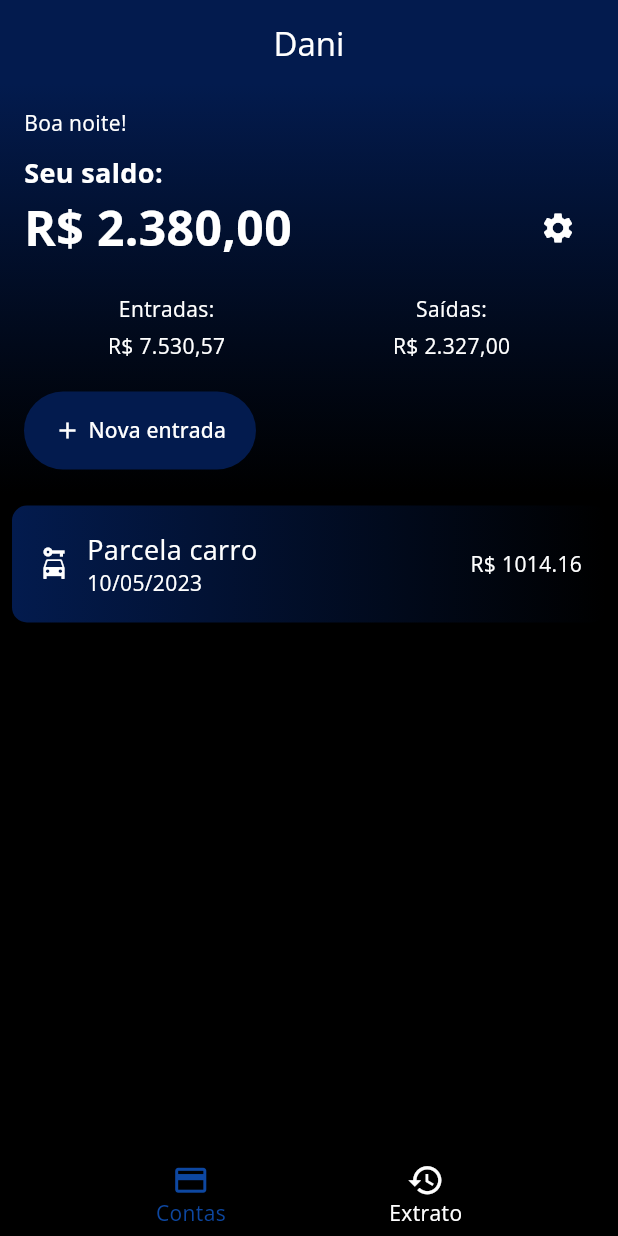
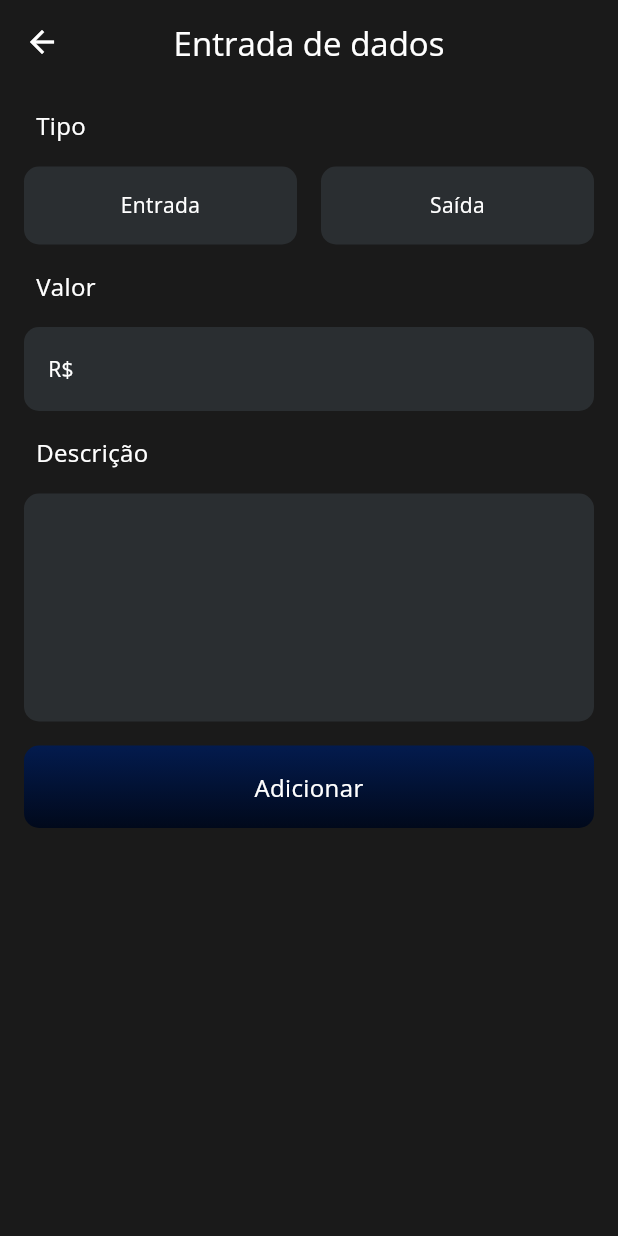
Before and after one commit to JoshGodoyyy/Dani, a Flutter app: the screen it shows after launch, after a tap on "Nova entrada", on a phone screen of 412 x 824 dp. Run offline on Flutter 3.47's test engine with Material 2 defaults, Android fonts, the phone set to English and light mode, and no system bars; drawn by our look-alikes of flutter_slidable.

Commit message:
Criacao tela de cadastro de dados

```diff
--- a/lib/app/core/ui/styles/colors_app.dart
+++ b/lib/app/core/ui/styles/colors_app.dart
@@ -12,5 +12,6 @@ class ColorsApp {
 
   Color get startColor => const Color(0xff031b4e);
   Color get endColor => const Color(0xff01091b);
+  Color get backgroundColor => const Color(0xff1a1a1a);
   Color get primaryColor => const Color(0xff2a2e31);
 }
--- a/lib/app/core/ui/theme/theme_config.dart
+++ b/lib/app/core/ui/theme/theme_config.dart
@@ -6,6 +6,12 @@ class ThemeConfig {
 
   static final theme = ThemeData(
     primaryColor: ColorsApp.instance.primaryColor,
+    scaffoldBackgroundColor: ColorsApp.instance.backgroundColor,
+    appBarTheme: AppBarTheme(
+      color: ColorsApp.instance.backgroundColor,
+      iconTheme: const IconThemeData(color: Colors.white),
+      centerTitle: true,
+    ),
     useMaterial3: true,
   );
 }
--- a/lib/app/core/ui/widgets/balance.dart
+++ b/lib/app/core/ui/widgets/balance.dart
@@ -3,7 +3,11 @@ import 'package:dani/app/core/ui/styles/text_styles.dart';
 import 'package:flutter/material.dart';
 
 class BalanceWidget extends StatefulWidget {
-  const BalanceWidget({super.key});
+  final Function() onTap;
+  const BalanceWidget({
+    super.key,
+    required this.onTap,
+  });
 
   @override
   State<BalanceWidget> createState() => _BalanceWidgetState();
@@ -91,7 +95,7 @@ class _BalanceWidgetState extends State<BalanceWidget> {
               height: 20,
             ),
             TextButton(
-              onPressed: () {},
+              onPressed: widget.onTap,
               style: ElevatedButton.styleFrom(
                 backgroundColor: ColorsApp.instance.startColor,
               ),
--- /dev/null
+++ b/lib/app/core/ui/widgets/build_text_field.dart
@@ -0,0 +1,59 @@
+import 'package:flutter/material.dart';
+
+import '../styles/colors_app.dart';
+import '../styles/text_styles.dart';
+
+class BuildTextFormField extends StatelessWidget {
+  final String title;
+  final Widget? prefix;
+  final TextEditingController controller;
+  final int lines;
+
+  const BuildTextFormField({
+    super.key,
+    required this.title,
+    required this.prefix,
+    required this.controller,
+    required this.lines,
+  });
+
+  @override
+  Widget build(BuildContext context) {
+    return Column(
+      crossAxisAlignment: CrossAxisAlignment.start,
+      children: [
+        Padding(
+          padding: const EdgeInsets.symmetric(horizontal: 8),
+          child: Text(
+            title,
+            style: TextStyles.instance.textRegular.copyWith(
+              fontSize: 16,
+            ),
+          ),
+        ),
+        const SizedBox(height: 16),
+        Container(
+          decoration: BoxDecoration(
+            color: ColorsApp.instance.primaryColor,
+            borderRadius: const BorderRadius.all(
+              Radius.circular(10),
+            ),
+          ),
+          child: Padding(
+            padding: const EdgeInsets.symmetric(horizontal: 16.0),
+            child: TextFormField(
+              controller: controller,
+              maxLines: lines,
+              style: TextStyles.instance.textRegular,
+              decoration: InputDecoration(
+                icon: prefix,
+                border: const OutlineInputBorder(borderSide: BorderSide.none),
+              ),
+            ),
+          ),
+        ),
+        const SizedBox(height: 16)
+      ],
+    );
+  }
+}
--- /dev/null
+++ b/lib/app/core/ui/widgets/type_payment_widget.dart
@@ -0,0 +1,47 @@
+import 'package:flutter/material.dart';
+
+import '../styles/colors_app.dart';
+import '../styles/text_styles.dart';
+
+class TypePaymentWidget extends StatelessWidget {
+  final String label;
+  final Function() onTap;
+  final bool isSelected;
+
+  const TypePaymentWidget({
+    super.key,
+    required this.label,
+    required this.onTap,
+    required this.isSelected,
+  });
+
+  @override
+  Widget build(BuildContext context) {
+    return Expanded(
+      child: InkWell(
+        onTap: onTap,
+        borderRadius: const BorderRadius.all(
+          Radius.circular(10),
+        ),
+        child: Container(
+          decoration: BoxDecoration(
+            color: isSelected
+                ? ColorsApp.instance.backgroundColor
+                : ColorsApp.instance.primaryColor,
+            borderRadius: const BorderRadius.all(
+              Radius.circular(10),
+            ),
+          ),
+          child: Padding(
+            padding: const EdgeInsets.all(16),
+            child: Text(
+              label,
+              textAlign: TextAlign.center,
+              style: TextStyles.instance.textRegular,
+            ),
+          ),
+        ),
+      ),
+    );
+  }
+}
--- a/lib/pages/home_page/home_page.dart
+++ b/lib/pages/home_page/home_page.dart
@@ -1,6 +1,7 @@
 import 'package:dani/app/core/ui/widgets/balance.dart';
 import 'package:dani/app/core/ui/widgets/custom_app_bar.dart';
 import 'package:dani/app/core/ui/widgets/list_bills.dart';
+import 'package:dani/pages/new_payment/new_payment.dart';
 import 'package:flutter/material.dart';
 
 import '../../app/core/ui/widgets/icon_bottom_app_bar.dart';
@@ -28,7 +29,13 @@ class _HomePageState extends State<HomePage> {
       appBar: MyAppBar(),
       body: Column(
         children: [
-          const BalanceWidget(),
+          BalanceWidget(
+            onTap: () => Navigator.of(context).push(
+              MaterialPageRoute(
+                builder: (context) => const NewPayment(),
+              ),
+            ),
+          ),
           screens[_selectedIndex],
         ],
       ),
--- /dev/null
+++ b/lib/pages/new_payment/new_payment.dart
@@ -0,0 +1,120 @@
+import 'package:dani/app/core/ui/styles/colors_app.dart';
+import 'package:dani/app/core/ui/styles/text_styles.dart';
+import 'package:flutter/material.dart';
+
+import '../../app/core/ui/widgets/build_text_field.dart';
+import '../../app/core/ui/widgets/type_payment_widget.dart';
+
+class NewPayment extends StatefulWidget {
+  const NewPayment({super.key});
+
+  @override
+  State<NewPayment> createState() => _NewPaymentState();
+}
+
+class _NewPaymentState extends State<NewPayment> {
+  TextEditingController valueController = TextEditingController();
+  TextEditingController descriptionController = TextEditingController();
+
+  bool isReceiptSelected = false;
+  bool isPaymentSelected = false;
+
+  @override
+  Widget build(BuildContext context) {
+    return Scaffold(
+      appBar: AppBar(
+        title: Text(
+          'Entrada de dados',
+          style: TextStyles.instance.textRegular,
+        ),
+      ),
+      body: Padding(
+        padding: const EdgeInsets.all(16.0),
+        child: Column(
+          crossAxisAlignment: CrossAxisAlignment.start,
+          children: [
+            Padding(
+              padding: const EdgeInsets.symmetric(horizontal: 8),
+              child: Text(
+                'Tipo',
+                style: TextStyles.instance.textRegular.copyWith(
+                  fontSize: 16,
+                ),
+              ),
+            ),
+            const SizedBox(height: 16),
+            Row(
+              mainAxisAlignment: MainAxisAlignment.spaceBetween,
+              children: [
+                TypePaymentWidget(
+                  label: 'Entrada',
+                  onTap: () {
+                    setState(() {
+                      isReceiptSelected = true;
+                      isPaymentSelected = false;
+                    });
+                  },
+                  isSelected: isPaymentSelected,
+                ),
+                const SizedBox(width: 16),
+                TypePaymentWidget(
+                  label: 'Saída',
+                  onTap: () {
+                    setState(() {
+                      isPaymentSelected = true;
+                      isReceiptSelected = false;
+                    });
+                  },
+                  isSelected: isReceiptSelected,
+                ),
+              ],
+            ),
+            const SizedBox(height: 16),
+            BuildTextFormField(
+              title: 'Valor',
+              prefix: Text(
+                'R\$',
+                style: TextStyles.instance.textRegular,
+              ),
+              controller: valueController,
+              lines: 1,
+            ),
+            BuildTextFormField(
+              title: 'Descrição',
+              prefix: null,
+              controller: descriptionController,
+              lines: 5,
+            ),
+            Container(
+              decoration: BoxDecoration(
+                  borderRadius: const BorderRadius.all(
+                    Radius.circular(10),
+                  ),
+                  gradient: LinearGradient(
+                      begin: Alignment.topCenter,
+                      end: Alignment.bottomCenter,
+                      colors: [
+                        ColorsApp.instance.startColor,
+                        ColorsApp.instance.endColor,
+                      ])),
+              width: MediaQuery.of(context).size.width,
+              child: InkWell(
+                onTap: () {},
+                child: Padding(
+                  padding: const EdgeInsets.all(16.0),
+                  child: Text(
+                    'Adicionar',
+                    textAlign: TextAlign.center,
+                    style: TextStyles.instance.textRegular.copyWith(
+                      fontSize: 16,
+                    ),
+                  ),
+                ),
+              ),
+            ),
+          ],
+        ),
+      ),
+    );
+  }
+}
```
